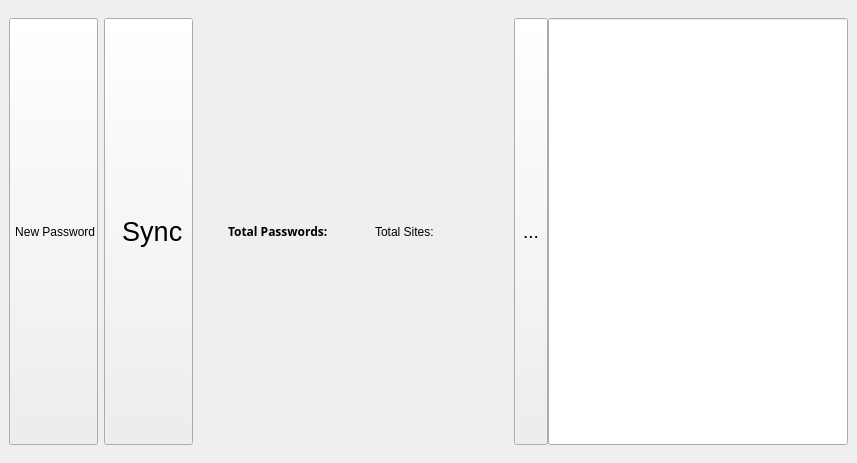
Qt form GUI/tabletab.ui (pouyace/Password-Keeper) before a commit.
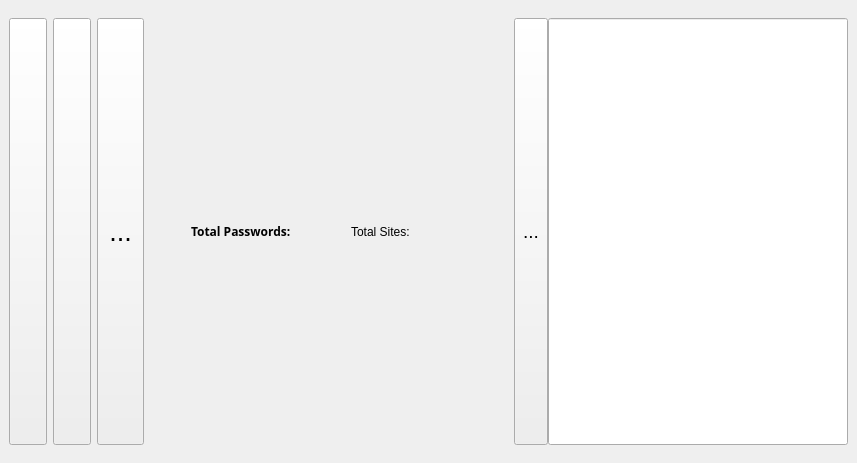
The same form after that commit. Icons and pictures are not drawn.

The edit to the form file:
```diff
--- a/GUI/tabletab.ui
+++ b/GUI/tabletab.ui
@@ -93,7 +93,7 @@
                </font>
               </property>
               <property name="text">
-               <string> New Password</string>
+               <string/>
               </property>
               <property name="icon">
                <iconset resource="../icons.qrc">
@@ -106,7 +106,7 @@
                </size>
               </property>
               <property name="toolButtonStyle">
-               <enum>Qt::ToolButtonTextBesideIcon</enum>
+               <enum>Qt::ToolButtonIconOnly</enum>
               </property>
               <property name="class" stdset="0">
                <string>NewPassword</string>
@@ -122,7 +122,7 @@
                </sizepolicy>
               </property>
               <property name="text">
-               <string> Sync</string>
+               <string/>
               </property>
               <property name="icon">
                <iconset resource="../icons.qrc">
@@ -135,7 +135,33 @@
                </size>
               </property>
               <property name="toolButtonStyle">
-               <enum>Qt::ToolButtonTextBesideIcon</enum>
+               <enum>Qt::ToolButtonIconOnly</enum>
+              </property>
+              <property name="class" stdset="0">
+               <string>NewPassword</string>
+              </property>
+             </widget>
+            </item>
+            <item>
+             <widget class="QToolButton" name="exportToolButton">
+              <property name="sizePolicy">
+               <sizepolicy hsizetype="Preferred" vsizetype="Preferred">
+                <horstretch>0</horstretch>
+                <verstretch>0</verstretch>
+               </sizepolicy>
+              </property>
+              <property name="text">
+               <string>...</string>
+              </property>
+              <property name="icon">
+               <iconset resource="../icons.qrc">
+                <normaloff>:/icons/export.png</normaloff>:/icons/export.png</iconset>
+              </property>
+              <property name="iconSize">
+               <size>
+                <width>30</width>
+                <height>30</height>
+               </size>
               </property>
               <property name="class" stdset="0">
                <string>NewPassword</string>
```
